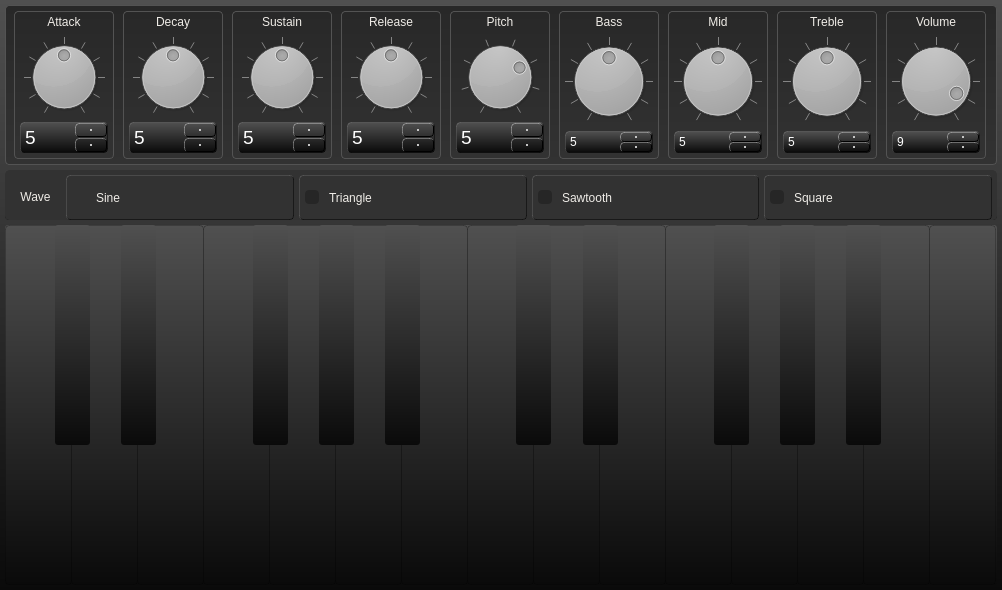
Before: the Qt Designer form ui/form.ui in per-sephone/SnakeSynth, drawn with Qt 5.
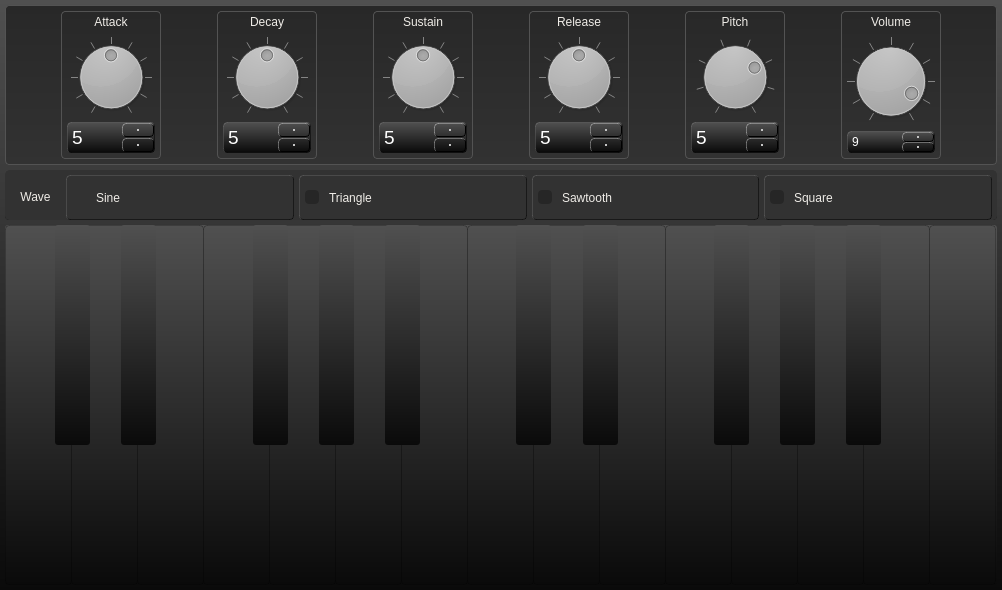
After: the same form once the commit is applied.

Patch:
```diff
--- a/ui/form.ui
+++ b/ui/form.ui
@@ -1041,564 +1041,6 @@
         </layout>
        </widget>
       </item>
-      <item>
-       <widget class="QFrame" name="bass_frame">
-        <property name="sizePolicy">
-         <sizepolicy hsizetype="Expanding" vsizetype="Preferred">
-          <horstretch>0</horstretch>
-          <verstretch>0</verstretch>
-         </sizepolicy>
-        </property>
-        <property name="maximumSize">
-         <size>
-          <width>100</width>
-          <height>16777215</height>
-         </size>
-        </property>
-        <property name="frameShape">
-         <enum>QFrame::StyledPanel</enum>
-        </property>
-        <property name="frameShadow">
-         <enum>QFrame::Raised</enum>
-        </property>
-        <layout class="QVBoxLayout" name="bass_lyout">
-         <property name="spacing">
-          <number>5</number>
-         </property>
-         <property name="leftMargin">
-          <number>5</number>
-         </property>
-         <property name="topMargin">
-          <number>0</number>
-         </property>
-         <property name="rightMargin">
-          <number>5</number>
-         </property>
-         <property name="bottomMargin">
-          <number>5</number>
-         </property>
-         <item>
-          <widget class="QLabel" name="bass_label">
-           <property name="minimumSize">
-            <size>
-             <width>0</width>
-             <height>20</height>
-            </size>
-           </property>
-           <property name="maximumSize">
-            <size>
-             <width>16777215</width>
-             <height>40</height>
-            </size>
-           </property>
-           <property name="styleSheet">
-            <string notr="true">color: rgb(239, 236, 231);
-background-color: rgba(255, 255, 255, 0);
-border: none;</string>
-           </property>
-           <property name="text">
-            <string>Bass</string>
-           </property>
-           <property name="alignment">
-            <set>Qt::AlignCenter</set>
-           </property>
-          </widget>
-         </item>
-         <item>
-          <widget class="QDial" name="bass_knob">
-           <property name="sizePolicy">
-            <sizepolicy hsizetype="Minimum" vsizetype="Preferred">
-             <horstretch>0</horstretch>
-             <verstretch>0</verstretch>
-            </sizepolicy>
-           </property>
-           <property name="maximum">
-            <number>10</number>
-           </property>
-           <property name="pageStep">
-            <number>1</number>
-           </property>
-           <property name="value">
-            <number>5</number>
-           </property>
-           <property name="wrapping">
-            <bool>false</bool>
-           </property>
-           <property name="notchTarget">
-            <double>10.000000000000000</double>
-           </property>
-           <property name="notchesVisible">
-            <bool>true</bool>
-           </property>
-          </widget>
-         </item>
-         <item>
-          <widget class="QDoubleSpinBox" name="bass_double_spin_box">
-           <property name="styleSheet">
-            <string notr="true">QDoubleSpinBox {
-	selection-background-color: rgba(255, 255, 255, 50);
-	selection-color: rgb(255, 255, 255);
-	color: rgb(255, 255, 255);
-	background-color: qlineargradient(spread:repeat, x1:1, y1:1, x2:1, y2:0, stop:0 rgba(60, 60, 60, 255), stop:		1 rgba(80, 80, 80, 255));
-	padding: 2px;
-	border: 1px solid;
-	border-color: rgba(255, 255, 255, 30);
-	border-right-color: rgba(0, 0, 0, 128);
-	border-bottom-color: rgba(0, 0, 0, 128);
-}
-QDoubleSpinBox:hover {
-	background-color: qlineargradient(spread:repeat, x1:1, y1:1, x2:1, y2:0, stop:0 rgba(70, 70, 70, 255), stop:1 	rgba(90, 90, 90, 255));
-	border: 1px solid;
-	border-color: rgba(255, 255, 255, 80);
-	border-right-color: rgba(0, 0, 0, 255);
-	border-bottom-color: rgba(0, 0, 0, 255);
-}
-
-QDoubleSpinBox::up-arrow {
-	background-color: rgb(197, 197, 197);
-	width: 2px;
-	height: 2px;
-	border-radius: 2px;
-}
-QDoubleSpinBox::down-arrow {
-	background-color: rgb(197, 197, 197);
-	width: 2px;
-	height: 2px;
-	border-radius: 2px;
-}
-QDoubleSpinBox::up-button  {
-	border-radius: 4px;
-	margin: 0px;
-	padding: 0px;
-	width: 30px;
-	background-color: qlineargradient(spread:repeat, x1:1, y1:1, x2:1, y2:0, stop:0 rgba(80, 80, 80, 255), stop:		1 rgba(100, 100, 100, 255));
-	border: 1px solid;
-	border-color: rgba(255, 255, 255, 80);
-	border-right-color: rgba(0, 0, 0, 255);
-	border-bottom-color: rgba(0, 0, 0, 255);
-}
-QDoubleSpinBox::up-button:hover {
-	background-color: qlineargradient(spread:repeat, x1:1, y1:1, x2:1, y2:0, stop:0 rgba(100, 100, 100, 255), 			stop:	1 rgba(120, 120, 120, 255));
-	border: 1px solid;
-	border-color: rgba(255, 255, 255, 80);
-	border-right-color: rgba(0, 0, 0, 255);
-	border-bottom-color: rgba(0, 0, 0, 255);
-}
-QDoubleSpinBox::up-button:pressed {
-	background-color: qlineargradient(spread:repeat, x1:1, y1:1, x2:1, y2:0, stop:1 rgba(60, 60, 60, 255), stop:		0 rgba(70, 70, 70, 255));
-	border-color: rgba(0, 0, 0, 150);
-	border-right-color: rgba(255, 255, 255, 50);
-	border-bottom-color: rgba(255, 255, 255, 50);
-}
-QDoubleSpinBox::down-button  {
-	border-radius: 4px;
-	width: 30px;
-	background-color: qlineargradient(spread:repeat, x1:1, y1:1, x2:1, y2:0, stop:0 rgba(80, 80, 80, 255), stop:		1 rgba(100, 100, 100, 255));
-	border: 1px solid;
-	border-color: rgba(255, 255, 255, 80);
-	border-right-color: rgba(0, 0, 0, 255);
-	border-bottom-color: rgba(0, 0, 0, 255);
-}
-QDoubleSpinBox::down-button:hover {
-	background-color: qlineargradient(spread:repeat, x1:1, y1:1, x2:1, y2:0, stop:0 rgba(100, 100, 100, 255), 			stop:	1 rgba(120, 120, 120, 255));
-	border: 1px solid;
-	border-color: rgba(255, 255, 255, 80);
-	border-right-color: rgba(0, 0, 0, 255);
-	border-bottom-color: rgba(0, 0, 0, 255);
-}
-QDoubleSpinBox::down-button:pressed {
-	background-color: qlineargradient(spread:repeat, x1:1, y1:1, x2:1, y2:0, stop:1 rgba(60, 60, 60, 255), stop:		0 rgba(70, 70, 70, 255));
-	border-color: rgba(0, 0, 0, 150);
-	border-right-color: rgba(255, 255, 255, 50);
-	border-bottom-color: rgba(255, 255, 255, 50);
-}</string>
-           </property>
-           <property name="decimals">
-            <number>0</number>
-           </property>
-           <property name="maximum">
-            <double>10.000000000000000</double>
-           </property>
-           <property name="value">
-            <double>5.000000000000000</double>
-           </property>
-          </widget>
-         </item>
-        </layout>
-       </widget>
-      </item>
-      <item>
-       <widget class="QFrame" name="mid_frame">
-        <property name="sizePolicy">
-         <sizepolicy hsizetype="Expanding" vsizetype="Preferred">
-          <horstretch>0</horstretch>
-          <verstretch>0</verstretch>
-         </sizepolicy>
-        </property>
-        <property name="maximumSize">
-         <size>
-          <width>100</width>
-          <height>16777215</height>
-         </size>
-        </property>
-        <property name="frameShape">
-         <enum>QFrame::StyledPanel</enum>
-        </property>
-        <property name="frameShadow">
-         <enum>QFrame::Raised</enum>
-        </property>
-        <layout class="QVBoxLayout" name="tone_layout">
-         <property name="spacing">
-          <number>5</number>
-         </property>
-         <property name="leftMargin">
-          <number>5</number>
-         </property>
-         <property name="topMargin">
-          <number>0</number>
-         </property>
-         <property name="rightMargin">
-          <number>5</number>
-         </property>
-         <property name="bottomMargin">
-          <number>5</number>
-         </property>
-         <item>
-          <widget class="QLabel" name="mid_label">
-           <property name="minimumSize">
-            <size>
-             <width>0</width>
-             <height>20</height>
-            </size>
-           </property>
-           <property name="maximumSize">
-            <size>
-             <width>16777215</width>
-             <height>40</height>
-            </size>
-           </property>
-           <property name="styleSheet">
-            <string notr="true">color: rgb(239, 236, 231);
-background-color: rgba(255, 255, 255, 0);
-border: none;</string>
-           </property>
-           <property name="text">
-            <string>Mid</string>
-           </property>
-           <property name="alignment">
-            <set>Qt::AlignCenter</set>
-           </property>
-          </widget>
-         </item>
-         <item>
-          <widget class="QDial" name="mid_knob">
-           <property name="sizePolicy">
-            <sizepolicy hsizetype="Minimum" vsizetype="Preferred">
-             <horstretch>0</horstretch>
-             <verstretch>0</verstretch>
-            </sizepolicy>
-           </property>
-           <property name="maximum">
-            <number>10</number>
-           </property>
-           <property name="pageStep">
-            <number>1</number>
-           </property>
-           <property name="value">
-            <number>5</number>
-           </property>
-           <property name="wrapping">
-            <bool>false</bool>
-           </property>
-           <property name="notchTarget">
-            <double>10.000000000000000</double>
-           </property>
-           <property name="notchesVisible">
-            <bool>true</bool>
-           </property>
-          </widget>
-         </item>
-         <item>
-          <widget class="QDoubleSpinBox" name="mid_double_spin_box">
-           <property name="styleSheet">
-            <string notr="true">QDoubleSpinBox {
-	selection-background-color: rgba(255, 255, 255, 50);
-	selection-color: rgb(255, 255, 255);
-	color: rgb(255, 255, 255);
-	background-color: qlineargradient(spread:repeat, x1:1, y1:1, x2:1, y2:0, stop:0 rgba(60, 60, 60, 255), stop:		1 rgba(80, 80, 80, 255));
-	padding: 2px;
-	border: 1px solid;
-	border-color: rgba(255, 255, 255, 30);
-	border-right-color: rgba(0, 0, 0, 128);
-	border-bottom-color: rgba(0, 0, 0, 128);
-}
-QDoubleSpinBox:hover {
-	background-color: qlineargradient(spread:repeat, x1:1, y1:1, x2:1, y2:0, stop:0 rgba(70, 70, 70, 255), stop:1 	rgba(90, 90, 90, 255));
-	border: 1px solid;
-	border-color: rgba(255, 255, 255, 80);
-	border-right-color: rgba(0, 0, 0, 255);
-	border-bottom-color: rgba(0, 0, 0, 255);
-}
-
-QDoubleSpinBox::up-arrow {
-	background-color: rgb(197, 197, 197);
-	width: 2px;
-	height: 2px;
-	border-radius: 2px;
-}
-QDoubleSpinBox::down-arrow {
-	background-color: rgb(197, 197, 197);
-	width: 2px;
-	height: 2px;
-	border-radius: 2px;
-}
-QDoubleSpinBox::up-button  {
-	border-radius: 4px;
-	margin: 0px;
-	padding: 0px;
-	width: 30px;
-	background-color: qlineargradient(spread:repeat, x1:1, y1:1, x2:1, y2:0, stop:0 rgba(80, 80, 80, 255), stop:		1 rgba(100, 100, 100, 255));
-	border: 1px solid;
-	border-color: rgba(255, 255, 255, 80);
-	border-right-color: rgba(0, 0, 0, 255);
-	border-bottom-color: rgba(0, 0, 0, 255);
-}
-QDoubleSpinBox::up-button:hover {
-	background-color: qlineargradient(spread:repeat, x1:1, y1:1, x2:1, y2:0, stop:0 rgba(100, 100, 100, 255), 			stop:	1 rgba(120, 120, 120, 255));
-	border: 1px solid;
-	border-color: rgba(255, 255, 255, 80);
-	border-right-color: rgba(0, 0, 0, 255);
-	border-bottom-color: rgba(0, 0, 0, 255);
-}
-QDoubleSpinBox::up-button:pressed {
-	background-color: qlineargradient(spread:repeat, x1:1, y1:1, x2:1, y2:0, stop:1 rgba(60, 60, 60, 255), stop:		0 rgba(70, 70, 70, 255));
-	border-color: rgba(0, 0, 0, 150);
-	border-right-color: rgba(255, 255, 255, 50);
-	border-bottom-color: rgba(255, 255, 255, 50);
-}
-QDoubleSpinBox::down-button  {
-	border-radius: 4px;
-	width: 30px;
-	background-color: qlineargradient(spread:repeat, x1:1, y1:1, x2:1, y2:0, stop:0 rgba(80, 80, 80, 255), stop:		1 rgba(100, 100, 100, 255));
-	border: 1px solid;
-	border-color: rgba(255, 255, 255, 80);
-	border-right-color: rgba(0, 0, 0, 255);
-	border-bottom-color: rgba(0, 0, 0, 255);
-}
-QDoubleSpinBox::down-button:hover {
-	background-color: qlineargradient(spread:repeat, x1:1, y1:1, x2:1, y2:0, stop:0 rgba(100, 100, 100, 255), 			stop:	1 rgba(120, 120, 120, 255));
-	border: 1px solid;
-	border-color: rgba(255, 255, 255, 80);
-	border-right-color: rgba(0, 0, 0, 255);
-	border-bottom-color: rgba(0, 0, 0, 255);
-}
-QDoubleSpinBox::down-button:pressed {
-	background-color: qlineargradient(spread:repeat, x1:1, y1:1, x2:1, y2:0, stop:1 rgba(60, 60, 60, 255), stop:		0 rgba(70, 70, 70, 255));
-	border-color: rgba(0, 0, 0, 150);
-	border-right-color: rgba(255, 255, 255, 50);
-	border-bottom-color: rgba(255, 255, 255, 50);
-}</string>
-           </property>
-           <property name="decimals">
-            <number>0</number>
-           </property>
-           <property name="maximum">
-            <double>10.000000000000000</double>
-           </property>
-           <property name="value">
-            <double>5.000000000000000</double>
-           </property>
-          </widget>
-         </item>
-        </layout>
-       </widget>
-      </item>
-      <item>
-       <widget class="QFrame" name="treble_frame">
-        <property name="sizePolicy">
-         <sizepolicy hsizetype="Expanding" vsizetype="Preferred">
-          <horstretch>0</horstretch>
-          <verstretch>0</verstretch>
-         </sizepolicy>
-        </property>
-        <property name="maximumSize">
-         <size>
-          <width>100</width>
-          <height>16777215</height>
-         </size>
-        </property>
-        <property name="frameShape">
-         <enum>QFrame::StyledPanel</enum>
-        </property>
-        <property name="frameShadow">
-         <enum>QFrame::Raised</enum>
-        </property>
-        <layout class="QVBoxLayout" name="tone_layout_3">
-         <property name="spacing">
-          <number>5</number>
-         </property>
-         <property name="leftMargin">
-          <number>5</number>
-         </property>
-         <property name="topMargin">
-          <number>0</number>
-         </property>
-         <property name="rightMargin">
-          <number>5</number>
-         </property>
-         <property name="bottomMargin">
-          <number>5</number>
-         </property>
-         <item>
-          <widget class="QLabel" name="treble_label">
-           <property name="minimumSize">
-            <size>
-             <width>0</width>
-             <height>20</height>
-            </size>
-           </property>
-           <property name="maximumSize">
-            <size>
-             <width>16777215</width>
-             <height>40</height>
-            </size>
-           </property>
-           <property name="styleSheet">
-            <string notr="true">color: rgb(239, 236, 231);
-background-color: rgba(255, 255, 255, 0);
-border: none;</string>
-           </property>
-           <property name="text">
-            <string>Treble</string>
-           </property>
-           <property name="alignment">
-            <set>Qt::AlignCenter</set>
-           </property>
-          </widget>
-         </item>
-         <item>
-          <widget class="QDial" name="treble_knob">
-           <property name="sizePolicy">
-            <sizepolicy hsizetype="Minimum" vsizetype="Preferred">
-             <horstretch>0</horstretch>
-             <verstretch>0</verstretch>
-            </sizepolicy>
-           </property>
-           <property name="maximum">
-            <number>10</number>
-           </property>
-           <property name="pageStep">
-            <number>1</number>
-           </property>
-           <property name="value">
-            <number>5</number>
-           </property>
-           <property name="wrapping">
-            <bool>false</bool>
-           </property>
-           <property name="notchTarget">
-            <double>10.000000000000000</double>
-           </property>
-           <property name="notchesVisible">
-            <bool>true</bool>
-           </property>
-          </widget>
-         </item>
-         <item>
-          <widget class="QDoubleSpinBox" name="treble_double_spin_box">
-           <property name="styleSheet">
-            <string notr="true">QDoubleSpinBox {
-	selection-background-color: rgba(255, 255, 255, 50);
-	selection-color: rgb(255, 255, 255);
-	color: rgb(255, 255, 255);
-	background-color: qlineargradient(spread:repeat, x1:1, y1:1, x2:1, y2:0, stop:0 rgba(60, 60, 60, 255), stop:		1 rgba(80, 80, 80, 255));
-	padding: 2px;
-	border: 1px solid;
-	border-color: rgba(255, 255, 255, 30);
-	border-right-color: rgba(0, 0, 0, 128);
-	border-bottom-color: rgba(0, 0, 0, 128);
-}
-QDoubleSpinBox:hover {
-	background-color: qlineargradient(spread:repeat, x1:1, y1:1, x2:1, y2:0, stop:0 rgba(70, 70, 70, 255), stop:1 	rgba(90, 90, 90, 255));
-	border: 1px solid;
-	border-color: rgba(255, 255, 255, 80);
-	border-right-color: rgba(0, 0, 0, 255);
-	border-bottom-color: rgba(0, 0, 0, 255);
-}
-
-QDoubleSpinBox::up-arrow {
-	background-color: rgb(197, 197, 197);
-	width: 2px;
-	height: 2px;
-	border-radius: 2px;
-}
-QDoubleSpinBox::down-arrow {
-	background-color: rgb(197, 197, 197);
-	width: 2px;
-	height: 2px;
-	border-radius: 2px;
-}
-QDoubleSpinBox::up-button  {
-	border-radius: 4px;
-	margin: 0px;
-	padding: 0px;
-	width: 30px;
-	background-color: qlineargradient(spread:repeat, x1:1, y1:1, x2:1, y2:0, stop:0 rgba(80, 80, 80, 255), stop:		1 rgba(100, 100, 100, 255));
-	border: 1px solid;
-	border-color: rgba(255, 255, 255, 80);
-	border-right-color: rgba(0, 0, 0, 255);
-	border-bottom-color: rgba(0, 0, 0, 255);
-}
-QDoubleSpinBox::up-button:hover {
-	background-color: qlineargradient(spread:repeat, x1:1, y1:1, x2:1, y2:0, stop:0 rgba(100, 100, 100, 255), 			stop:	1 rgba(120, 120, 120, 255));
-	border: 1px solid;
-	border-color: rgba(255, 255, 255, 80);
-	border-right-color: rgba(0, 0, 0, 255);
-	border-bottom-color: rgba(0, 0, 0, 255);
-}
-QDoubleSpinBox::up-button:pressed {
-	background-color: qlineargradient(spread:repeat, x1:1, y1:1, x2:1, y2:0, stop:1 rgba(60, 60, 60, 255), stop:		0 rgba(70, 70, 70, 255));
-	border-color: rgba(0, 0, 0, 150);
-	border-right-color: rgba(255, 255, 255, 50);
-	border-bottom-color: rgba(255, 255, 255, 50);
-}
-QDoubleSpinBox::down-button  {
-	border-radius: 4px;
-	width: 30px;
-	background-color: qlineargradient(spread:repeat, x1:1, y1:1, x2:1, y2:0, stop:0 rgba(80, 80, 80, 255), stop:		1 rgba(100, 100, 100, 255));
-	border: 1px solid;
-	border-color: rgba(255, 255, 255, 80);
-	border-right-color: rgba(0, 0, 0, 255);
-	border-bottom-color: rgba(0, 0, 0, 255);
-}
-QDoubleSpinBox::down-button:hover {
-	background-color: qlineargradient(spread:repeat, x1:1, y1:1, x2:1, y2:0, stop:0 rgba(100, 100, 100, 255), 			stop:	1 rgba(120, 120, 120, 255));
-	border: 1px solid;
-	border-color: rgba(255, 255, 255, 80);
-	border-right-color: rgba(0, 0, 0, 255);
-	border-bottom-color: rgba(0, 0, 0, 255);
-}
-QDoubleSpinBox::down-button:pressed {
-	background-color: qlineargradient(spread:repeat, x1:1, y1:1, x2:1, y2:0, stop:1 rgba(60, 60, 60, 255), stop:		0 rgba(70, 70, 70, 255));
-	border-color: rgba(0, 0, 0, 150);
-	border-right-color: rgba(255, 255, 255, 50);
-	border-bottom-color: rgba(255, 255, 255, 50);
-}</string>
-           </property>
-           <property name="decimals">
-            <number>0</number>
-           </property>
-           <property name="maximum">
-            <double>10.000000000000000</double>
-           </property>
-           <property name="value">
-            <double>5.000000000000000</double>
-           </property>
-          </widget>
-         </item>
-        </layout>
-       </widget>
-      </item>
       <item>
        <widget class="QFrame" name="volume_frame">
         <property name="sizePolicy">
```
